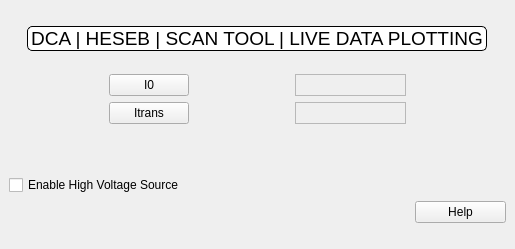
The window that ui/HESEB_ScanTool_LiveDataPlotting/HESEB_ScanTool_LiveDataPlotting/heseb_scantool_livedataplotting.ui (SESAME-Synchrotron/HESEBScanTool) describes before a commit, drawn with Qt 5.
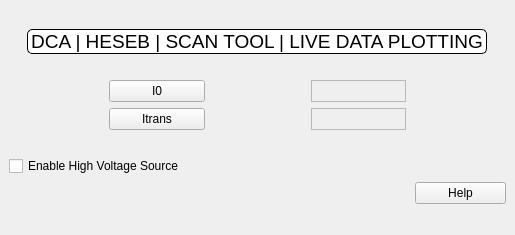
The same window after the commit. Custom widgets are drawn as their Qt base class.

```diff
--- a/ui/HESEB_ScanTool_LiveDataPlotting/HESEB_ScanTool_LiveDataPlotting/heseb_scantool_livedataplotting.ui
+++ b/ui/HESEB_ScanTool_LiveDataPlotting/HESEB_ScanTool_LiveDataPlotting/heseb_scantool_livedataplotting.ui
@@ -7,7 +7,7 @@
     <x>0</x>
     <y>0</y>
     <width>515</width>
-    <height>249</height>
+    <height>235</height>
    </rect>
   </property>
   <property name="windowTitle">
@@ -55,27 +55,32 @@
       </item>
      </layout>
     </item>
-    <item row="1" column="0">
-     <layout class="QGridLayout" name="gridLayout_2">
-      <item row="2" column="1">
-       <widget class="QPushButton" name="I0_It">
-        <property name="enabled">
-         <bool>true</bool>
+    <item row="1" column="0" colspan="2">
+     <layout class="QGridLayout" name="gridLayout">
+      <item row="1" column="3">
+       <widget class="QELabel" name="ItSts">
+        <property name="cursor">
+         <cursorShape>IBeamCursor</cursorShape>
         </property>
-        <property name="styleSheet">
-         <string notr="true">border-color: rgb(239, 239, 239);
-background-color: rgb(239, 239, 239);</string>
+        <property name="frameShape">
+         <enum>QFrame::StyledPanel</enum>
         </property>
-        <property name="text">
-         <string/>
+        <property name="alignment">
+         <set>Qt::AlignCenter</set>
         </property>
-        <property name="flat">
-         <bool>true</bool>
+        <property name="variable" stdset="0">
+         <string>HESEB:Run:It</string>
+        </property>
+        <property name="variableAsToolTip">
+         <bool>false</bool>
+        </property>
+        <property name="displayAlarmStateOption" stdset="0">
+         <enum>QELabel::Never</enum>
         </property>
        </widget>
       </item>
-      <item row="0" column="0" rowspan="3">
-       <spacer name="horizontalSpacer">
+      <item row="0" column="2" rowspan="2">
+       <spacer name="horizontalSpacer_2">
         <property name="orientation">
          <enum>Qt::Horizontal</enum>
         </property>
@@ -100,6 +105,28 @@
         </property>
        </widget>
       </item>
+      <item row="0" column="3">
+       <widget class="QELabel" name="I0Sts">
+        <property name="cursor">
+         <cursorShape>IBeamCursor</cursorShape>
+        </property>
+        <property name="frameShape">
+         <enum>QFrame::StyledPanel</enum>
+        </property>
+        <property name="alignment">
+         <set>Qt::AlignCenter</set>
+        </property>
+        <property name="variable" stdset="0">
+         <string>HESEB:Run:I0</string>
+        </property>
+        <property name="variableAsToolTip">
+         <bool>false</bool>
+        </property>
+        <property name="displayAlarmStateOption" stdset="0">
+         <enum>QELabel::Never</enum>
+        </property>
+       </widget>
+      </item>
       <item row="0" column="1">
        <widget class="QPushButton" name="I0">
         <property name="cursor">
@@ -110,8 +137,8 @@
         </property>
        </widget>
       </item>
-      <item row="0" column="2" rowspan="3">
-       <spacer name="horizontalSpacer_2">
+      <item row="0" column="0" rowspan="2">
+       <spacer name="horizontalSpacer">
         <property name="orientation">
          <enum>Qt::Horizontal</enum>
         </property>
@@ -126,50 +153,7 @@
         </property>
        </spacer>
       </item>
-     </layout>
-    </item>
-    <item row="1" column="1">
-     <layout class="QGridLayout" name="gridLayout_3">
-      <item row="0" column="0">
-       <widget class="QLabel" name="I0_sts">
-        <property name="frameShape">
-         <enum>QFrame::StyledPanel</enum>
-        </property>
-        <property name="text">
-         <string/>
-        </property>
-        <property name="alignment">
-         <set>Qt::AlignCenter</set>
-        </property>
-       </widget>
-      </item>
-      <item row="2" column="0">
-       <widget class="QLabel" name="both_sts">
-        <property name="frameShape">
-         <enum>QFrame::NoFrame</enum>
-        </property>
-        <property name="text">
-         <string/>
-        </property>
-        <property name="alignment">
-         <set>Qt::AlignCenter</set>
-        </property>
-       </widget>
-      </item>
-      <item row="1" column="0">
-       <widget class="QLabel" name="It_sts">
-        <property name="frameShape">
-         <enum>QFrame::StyledPanel</enum>
-        </property>
-        <property name="text">
-         <string/>
-        </property>
-        <property name="alignment">
-         <set>Qt::AlignCenter</set>
-        </property>
-       </widget>
-      </item>
-      <item row="0" column="1" rowspan="3">
+      <item row="0" column="4" rowspan="2">
        <spacer name="horizontalSpacer_3">
         <property name="orientation">
          <enum>Qt::Horizontal</enum>
@@ -188,7 +172,33 @@
      </layout>
     </item>
     <item row="2" column="0" colspan="2">
-     <layout class="QGridLayout" name="gridLayout_4">
+     <layout class="QGridLayout" name="bottomLayout">
+      <item row="1" column="0">
+       <spacer name="horizontalSpacer_4">
+        <property name="orientation">
+         <enum>Qt::Horizontal</enum>
+        </property>
+        <property name="sizeType">
+         <enum>QSizePolicy::Fixed</enum>
+        </property>
+        <property name="sizeHint" stdset="0">
+         <size>
+          <width>400</width>
+          <height>20</height>
+         </size>
+        </property>
+       </spacer>
+      </item>
+      <item row="1" column="1">
+       <widget class="QPushButton" name="help">
+        <property name="cursor">
+         <cursorShape>PointingHandCursor</cursorShape>
+        </property>
+        <property name="text">
+         <string>Help</string>
+        </property>
+       </widget>
+      </item>
       <item row="0" column="1">
        <spacer name="verticalSpacer">
         <property name="orientation">
@@ -205,34 +215,8 @@
         </property>
        </spacer>
       </item>
-      <item row="1" column="1">
-       <widget class="QPushButton" name="help">
-        <property name="cursor">
-         <cursorShape>PointingHandCursor</cursorShape>
-        </property>
-        <property name="text">
-         <string>Help</string>
-        </property>
-       </widget>
-      </item>
-      <item row="1" column="0">
-       <spacer name="horizontalSpacer_4">
-        <property name="orientation">
-         <enum>Qt::Horizontal</enum>
-        </property>
-        <property name="sizeType">
-         <enum>QSizePolicy::Fixed</enum>
-        </property>
-        <property name="sizeHint" stdset="0">
-         <size>
-          <width>400</width>
-          <height>20</height>
-         </size>
-        </property>
-       </spacer>
-      </item>
       <item row="0" column="0">
-       <widget class="QECheckBox" name="qecheckbox">
+       <widget class="QECheckBox" name="enableVoltageSource">
         <property name="cursor">
          <cursorShape>PointingHandCursor</cursorShape>
         </property>
@@ -267,6 +251,11 @@
    <extends>QCheckBox</extends>
    <header>QECheckBox.h</header>
   </customwidget>
+  <customwidget>
+   <class>QELabel</class>
+   <extends>QLabel</extends>
+   <header>QELabel.h</header>
+  </customwidget>
  </customwidgets>
  <resources/>
  <connections/>
```
